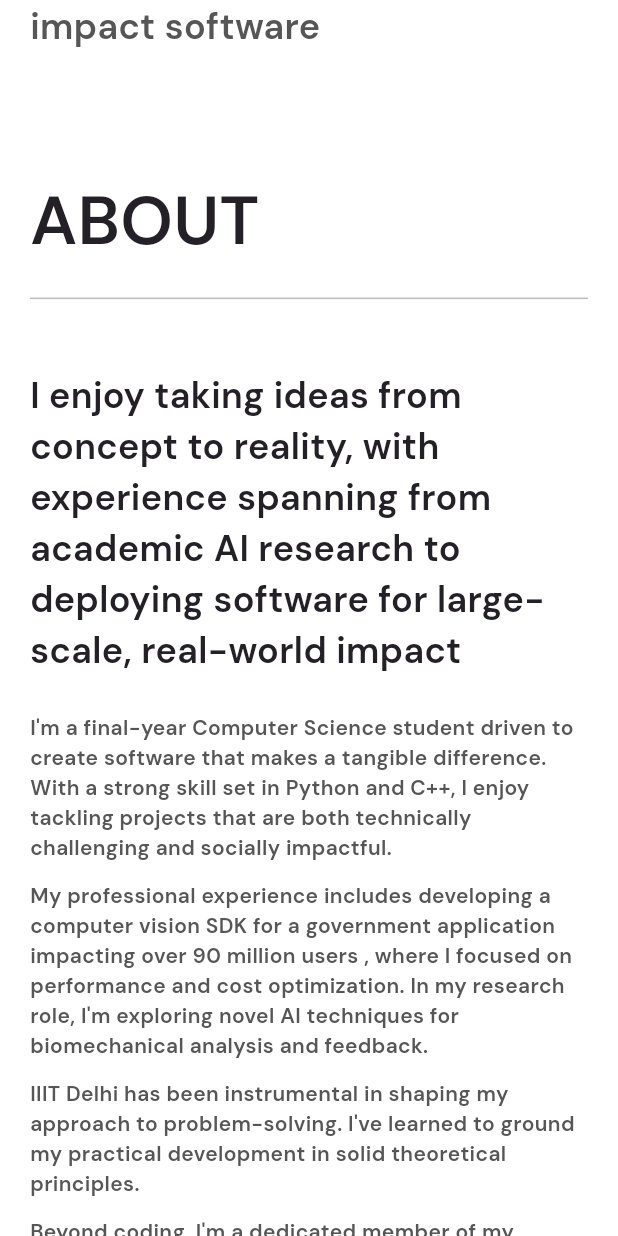
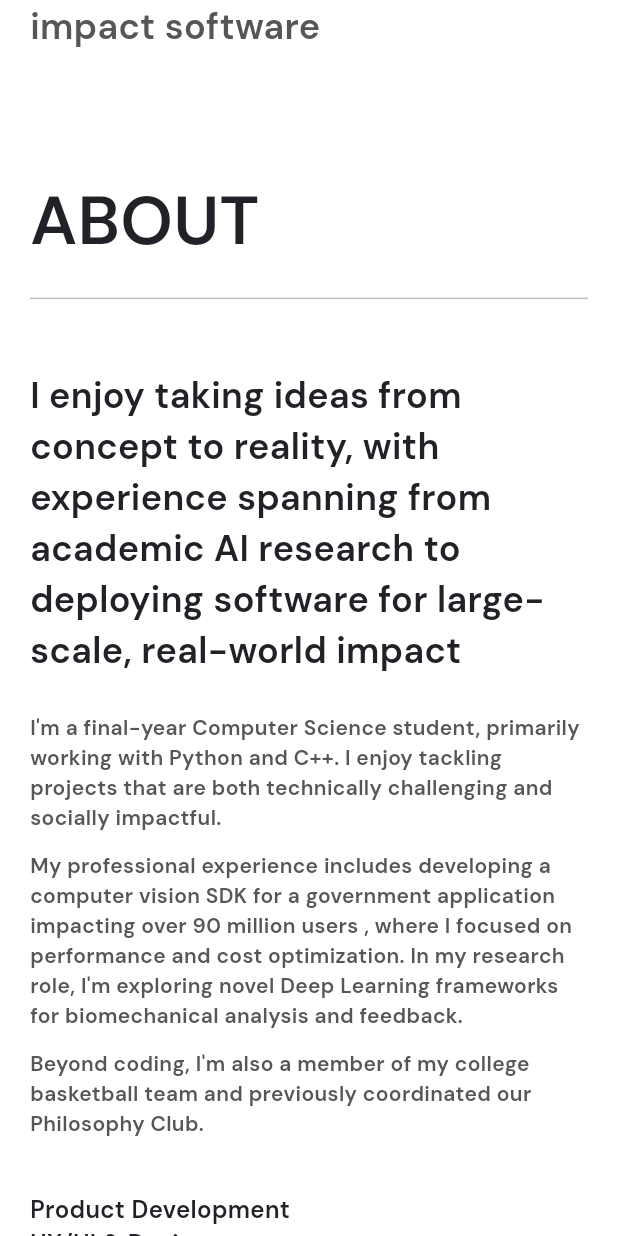
Before and after one commit to aaahza/tempRepo, a Flutter app: the screen it shows after launch, scrolled down 576 dp, on a phone screen of 412 x 824 dp. Run offline on Flutter 3.47's test engine with Material 3 defaults, Android fonts, the phone set to English and light mode, and no system bars; our stand-ins replace google_fonts.

Commit message:
Update portfolio_data.dart

```diff
--- a/lib/data/portfolio_data.dart
+++ b/lib/data/portfolio_data.dart
@@ -18,10 +18,9 @@ class PortfolioData {
   static const String aboutSkills = 'Product Development\nUX/UI & Design';
 
   static const List<String> aboutDescriptions = [
-    'I\'m a final-year Computer Science student driven to create software that makes a tangible difference. With a strong skill set in Python and C++, I enjoy tackling projects that are both technically challenging and socially impactful.',
-    'My professional experience includes developing a computer vision SDK for a government application impacting over 90 million users , where I focused on performance and cost optimization. In my research role, I\'m exploring novel AI techniques for biomechanical analysis and feedback.',
-    'IIIT Delhi has been instrumental in shaping my approach to problem-solving. I\'ve learned to ground my practical development in solid theoretical principles.',
-    'Beyond coding, I\'m a dedicated member of my college basketball team and previously coordinated our Philosophy Club.',
+    'I\'m a final-year Computer Science student, primarily working with Python and C++. I enjoy tackling projects that are both technically challenging and socially impactful.',
+    'My professional experience includes developing a computer vision SDK for a government application impacting over 90 million users , where I focused on performance and cost optimization. In my research role, I\'m exploring novel Deep Learning frameworks for biomechanical analysis and feedback.',
+    'Beyond coding, I\'m also a member of my college basketball team and previously coordinated our Philosophy Club.',
   ];
 
   // Navigation items
@@ -95,7 +94,7 @@ class PortfolioData {
         'Architected an asynchronous backend with Flask and Celery to manage the computationally intensive video processing, delivering final analytics like player speed and distance covered to a web interface.',
       ],
       linkText: 'View on GitHub',
-      linkUrl: 'https://github.com/aaahza',
+      linkUrl: 'https://github.com/aaahza/CV-Project',
       imagePaths: [
         'images/2d.jpg',
         'images/placeholder_detection.jpg', // example second image
```
